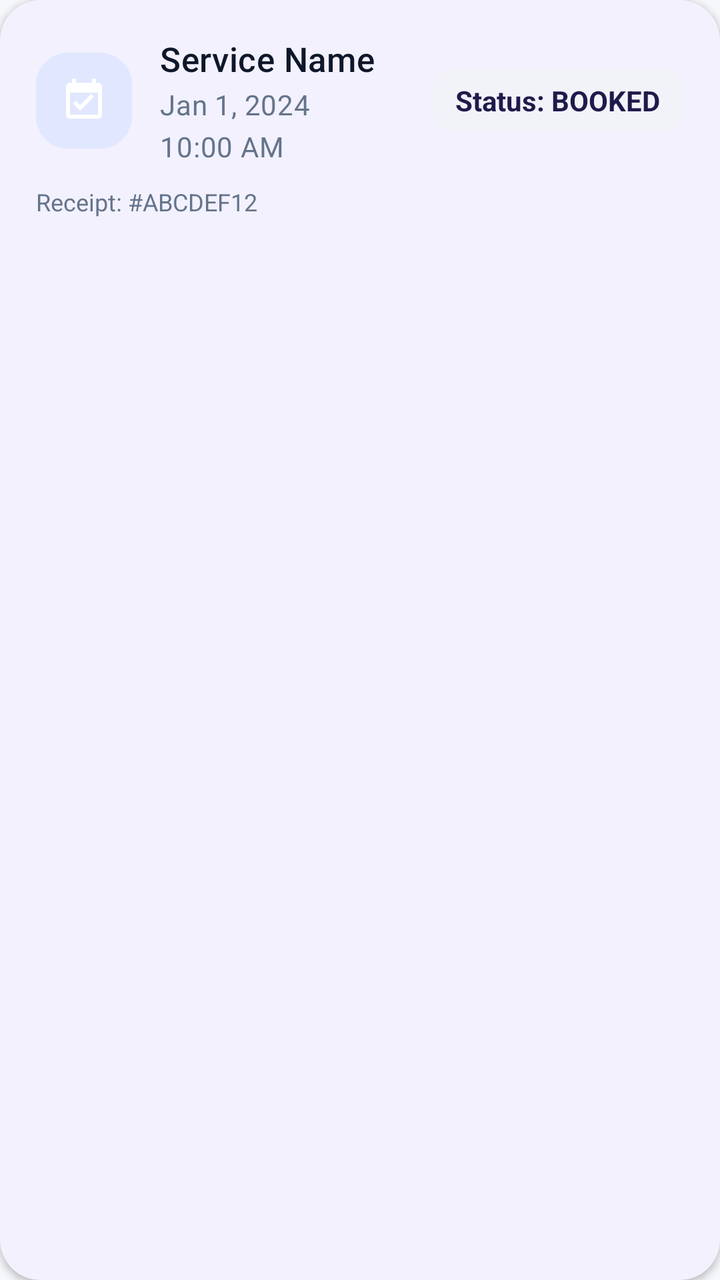
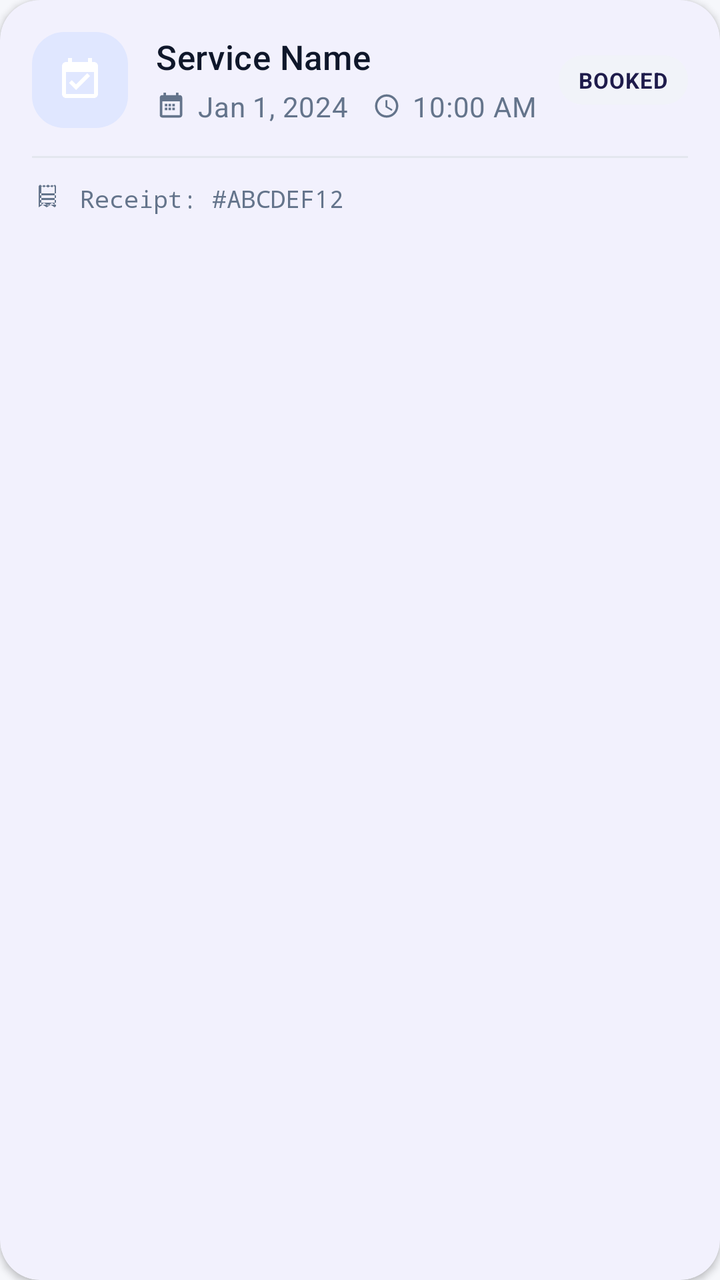

Screens rendered from an Android XML layout before and after an edit, with the pre-edit source and the edit as a unified diff.
<!-- AndroidManifest.xml: application theme Theme.Slottr -->
<!-- res/layout/item_appointment.xml -->
<?xml version="1.0" encoding="utf-8"?>
<com.google.android.material.card.MaterialCardView xmlns:android="http://schemas.android.com/apk/res/android"
    xmlns:app="http://schemas.android.com/apk/res-auto"
    style="@style/Widget.Slottr.Card"
    android:layout_width="match_parent"
    android:layout_height="wrap_content"
    android:layout_margin="12dp"
    app:cardElevation="2dp">

    <LinearLayout
        android:layout_width="match_parent"
        android:layout_height="wrap_content"
        android:orientation="vertical">

        <LinearLayout
            android:layout_width="match_parent"
            android:layout_height="wrap_content"
            android:orientation="horizontal"
            android:gravity="center_vertical">

            <ImageView
                android:id="@+id/ivApptIcon"
                android:layout_width="48dp"
                android:layout_height="48dp"
                android:background="@drawable/bg_service_icon"
                android:contentDescription="@string/my_bookings"
                android:padding="12dp"
                app:srcCompat="@drawable/ic_calendar_check"/>

            <LinearLayout
                android:layout_width="0dp"
                android:layout_height="wrap_content"
                android:layout_weight="1"
                android:layout_marginStart="14dp"
                android:orientation="vertical">

                <TextView
                    android:id="@+id/tvServiceName"
                    android:layout_width="wrap_content"
                    android:layout_height="wrap_content"
                    android:text="Service Name"
                    android:textAppearance="@style/TextAppearance.Slottr.SectionTitle"
                    android:textSize="17sp"/>

                <TextView
                    android:id="@+id/tvDate"
                    android:layout_width="wrap_content"
                    android:layout_height="wrap_content"
                    android:text="Jan 1, 2024"
                    android:textAppearance="@style/TextAppearance.Slottr.BodySmall"
                    android:layout_marginTop="2dp"/>

                <TextView
                    android:id="@+id/tvTime"
                    android:layout_width="wrap_content"
                    android:layout_height="wrap_content"
                    android:text="10:00 AM"
                    android:textAppearance="@style/TextAppearance.Slottr.BodySmall"
                    android:layout_marginTop="2dp"/>
            </LinearLayout>

            <TextView
                android:id="@+id/tvStatus"
                android:layout_width="wrap_content"
                android:layout_height="wrap_content"
                android:text="Status: BOOKED"
                android:textStyle="bold"
                android:textColor="@color/onPrimaryContainer"
                android:background="@drawable/bg_status_pill"
                android:paddingStart="12dp"
                android:paddingTop="6dp"
                android:paddingEnd="12dp"
                android:paddingBottom="6dp"/>
        </LinearLayout>

        <TextView
            android:id="@+id/tvRef"
            android:layout_width="wrap_content"
            android:layout_height="wrap_content"
            android:text="Receipt: #ABCDEF12"
            android:textSize="12sp"
            android:textColor="@color/textSecondary"
            android:layout_marginTop="10dp"/>

    </LinearLayout>

</com.google.android.material.card.MaterialCardView>
<!-- resources referenced by this layout -->
<resources>
  <color name="onPrimaryContainer">#1E1B4B</color>
  <color name="textSecondary">#64748B</color>
  <string name="my_bookings">My Bookings</string>
  <style name="TextAppearance.Slottr.BodySmall" parent="TextAppearance.Material3.BodyMedium">
          <item name="android:textColor">@color/textSecondary</item>
      </style>
  <style name="Theme.Slottr" parent="Base.Theme.Slottr" />
  <color name="primaryContainer">#E0E7FF</color>
  <color name="surfaceVariant">#F1F3F9</color>
  <color name="textPrimary">#0F172A</color>
  <color name="surface">#FFFFFF</color>
  <color name="primary">#4F46E5</color>
  <color name="onPrimary">#FFFFFF</color>
  <color name="secondary">#0891B2</color>
  <color name="onSecondary">#FFFFFF</color>
  <color name="secondaryContainer">#CFFAFE</color>
  <color name="onSecondaryContainer">#164E63</color>
  <color name="tertiary">#7C3AED</color>
  <color name="onTertiary">#FFFFFF</color>
  <color name="tertiaryContainer">#EDE9FE</color>
  <color name="onTertiaryContainer">#312E81</color>
  <color name="onSurface">#0F172A</color>
  <color name="onSurfaceVariant">#44506A</color>
  <color name="outline">#C7CDD9</color>
  <color name="outlineVariant">#E4E7EF</color>
  <color name="danger">#DC2626</color>
  <color name="dangerContainer">#FEE2E2</color>
  <color name="background">#F6F7FB</color>
  <color name="statusBar">#4F46E5</color>
  <style name="Shape.Slottr.Small" parent="ShapeAppearance.Material3.SmallComponent">
          <item name="cornerSize">12dp</item>
      </style>
  <style name="Shape.Slottr.Medium" parent="ShapeAppearance.Material3.MediumComponent">
          <item name="cornerSize">16dp</item>
      </style>
  <style name="Shape.Slottr.Large" parent="ShapeAppearance.Material3.LargeComponent">
          <item name="cornerSize">28dp</item>
      </style>
  <style name="Widget.Slottr.NavIndicator" parent="Widget.Material3.BottomNavigationView.ActiveIndicator">
          <item name="android:color">@color/primaryContainer</item>
      </style>
  <!-- unchanged entries left out for length: 11 -->
</resources>

<!-- the commit's change to res/layout/item_appointment.xml (unified diff, before → after) -->
@@ -1,10 +1,15 @@
 <?xml version="1.0" encoding="utf-8"?>
 <com.google.android.material.card.MaterialCardView xmlns:android="http://schemas.android.com/apk/res/android"
     xmlns:app="http://schemas.android.com/apk/res-auto"
-    style="@style/Widget.Slottr.Card"
+    style="@style/Widget.Slottr.Card.List"
     android:layout_width="match_parent"
     android:layout_height="wrap_content"
-    android:layout_margin="12dp"
+    android:layout_marginStart="@dimen/space_md"
+    android:layout_marginTop="@dimen/space_xs"
+    android:layout_marginEnd="@dimen/space_md"
+    android:layout_marginBottom="@dimen/space_xs"
+    android:clickable="true"
+    android:focusable="true"
     app:cardElevation="2dp">
 
     <LinearLayout
@@ -36,51 +41,100 @@
 
                 <TextView
                     android:id="@+id/tvServiceName"
-                    android:layout_width="wrap_content"
+                    android:layout_width="match_parent"
                     android:layout_height="wrap_content"
                     android:text="Service Name"
                     android:textAppearance="@style/TextAppearance.Slottr.SectionTitle"
-                    android:textSize="17sp"/>
+                    android:textSize="17sp"
+                    android:maxLines="2"
+                    android:ellipsize="end"/>
 
-                <TextView
-                    android:id="@+id/tvDate"
+                <LinearLayout
                     android:layout_width="wrap_content"
                     android:layout_height="wrap_content"
-                    android:text="Jan 1, 2024"
-                    android:textAppearance="@style/TextAppearance.Slottr.BodySmall"
-                    android:layout_marginTop="2dp"/>
+                    android:layout_marginTop="4dp"
+                    android:orientation="horizontal"
+                    android:gravity="center_vertical">
 
-                <TextView
-                    android:id="@+id/tvTime"
-                    android:layout_width="wrap_content"
-                    android:layout_height="wrap_content"
-                    android:text="10:00 AM"
-                    android:textAppearance="@style/TextAppearance.Slottr.BodySmall"
-                    android:layout_marginTop="2dp"/>
+                    <ImageView
+                        android:layout_width="15dp"
+                        android:layout_height="15dp"
+                        android:contentDescription="@null"
+                        android:src="@drawable/ic_today"
+                        app:tint="@color/textSecondary"/>
+
+                    <TextView
+                        android:id="@+id/tvDate"
+                        android:layout_width="wrap_content"
+                        android:layout_height="wrap_content"
+                        android:layout_marginStart="6dp"
+                        android:text="Jan 1, 2024"
+                        android:textAppearance="@style/TextAppearance.Slottr.BodySmall"/>
+
+                    <ImageView
+                        android:layout_width="14dp"
+                        android:layout_height="14dp"
+                        android:layout_marginStart="12dp"
+                        android:contentDescription="@null"
+                        android:src="@drawable/ic_clock"/>
+
+                    <TextView
+                        android:id="@+id/tvTime"
+                        android:layout_width="wrap_content"
+                        android:layout_height="wrap_content"
+                        android:layout_marginStart="6dp"
+                        android:text="10:00 AM"
+                        android:textAppearance="@style/TextAppearance.Slottr.BodySmall"/>
+                </LinearLayout>
             </LinearLayout>
 
             <TextView
                 android:id="@+id/tvStatus"
                 android:layout_width="wrap_content"
                 android:layout_height="wrap_content"
-                android:text="Status: BOOKED"
+                android:layout_marginStart="8dp"
+                android:text="BOOKED"
+                android:textSize="11sp"
                 android:textStyle="bold"
                 android:textColor="@color/onPrimaryContainer"
+                android:letterSpacing="0.03"
                 android:background="@drawable/bg_status_pill"
-                android:paddingStart="12dp"
-                android:paddingTop="6dp"
-                android:paddingEnd="12dp"
-                android:paddingBottom="6dp"/>
+                android:paddingStart="10dp"
+                android:paddingTop="5dp"
+                android:paddingEnd="10dp"
+                android:paddingBottom="5dp"/>
         </LinearLayout>
 
-        <TextView
-            android:id="@+id/tvRef"
-            android:layout_width="wrap_content"
+        <View
+            android:layout_width="match_parent"
+            android:layout_height="1dp"
+            android:layout_marginTop="14dp"
+            android:background="@color/divider"/>
+
+        <LinearLayout
+            android:layout_width="match_parent"
             android:layout_height="wrap_content"
-            android:text="Receipt: #ABCDEF12"
-            android:textSize="12sp"
-            android:textColor="@color/textSecondary"
-            android:layout_marginTop="10dp"/>
+            android:layout_marginTop="12dp"
+            android:orientation="horizontal"
+            android:gravity="center_vertical">
+
+            <ImageView
+                android:layout_width="16dp"
+                android:layout_height="16dp"
+                android:contentDescription="@null"
+                android:src="@drawable/ic_receipt"/>
+
+            <TextView
+                android:id="@+id/tvRef"
+                android:layout_width="0dp"
+                android:layout_height="wrap_content"
+                android:layout_weight="1"
+                android:layout_marginStart="8dp"
+                android:text="Receipt: #ABCDEF12"
+                android:textSize="12sp"
+                android:fontFamily="monospace"
+                android:textColor="@color/textSecondary"/>
+        </LinearLayout>
 
     </LinearLayout>
 
<!-- resource entries referenced after the edit -->
@@ -1,10 +1,50 @@
 <!-- resources referenced by this layout -->
 <resources>
+  <color name="divider">#E4E7EF</color>
   <color name="onPrimaryContainer">#1E1B4B</color>
   <color name="textSecondary">#64748B</color>
+  <dimen name="space_md">12dp</dimen>
+  <dimen name="space_xs">6dp</dimen>
+  <!-- drawable ic_clock (drawable) -->
+  <vector xmlns:android="http://schemas.android.com/apk/res/android"
+      android:width="24dp"
+      android:height="24dp"
+      android:viewportWidth="24"
+      android:viewportHeight="24"
+      android:tint="@color/textSecondary">
+      <path
+          android:fillColor="#FF000000"
+          android:pathData="M12,2A10,10 0,1 0,22 12,10 10,0 0,0 12,2zM12,20a8,8 0,1 1,8 -8A8,8 0,0 1,12 20zM12.5,7h-1.5v6l5.25,3.15 0.75,-1.23 -4.5,-2.67z" />
+  </vector>
+  <!-- drawable ic_receipt (drawable) -->
+  <vector xmlns:android="http://schemas.android.com/apk/res/android"
+      android:width="24dp"
+      android:height="24dp"
+      android:viewportWidth="24"
+      android:viewportHeight="24"
+      android:tint="@color/textSecondary">
+      <path
+          android:fillColor="#FF000000"
+          android:pathData="M18,17H6v-1.5h12zM18,13.5H6V12h12zM18,10H6V8.5h12zM6,2L5,3v16l3,-2 3,2 3,-2 3,2 1,-1V3l-1,-1L15,4 12,2 9,4zM17,3.5v13.5l-2,-1.33 -3,2 -3,-2 -2,1.33V3.5l2,-1.33 3,2 3,-2z" />
+  </vector>
+  <!-- drawable ic_today (drawable) -->
+  <?xml version="1.0" encoding="utf-8"?>
+  <vector xmlns:android="http://schemas.android.com/apk/res/android"
+      android:width="24dp"
+      android:height="24dp"
+      android:viewportWidth="24"
+      android:viewportHeight="24">
+      <path
+          android:fillColor="@android:color/white"
+          android:pathData="M19,3h-1V1h-2v2H8V1H6v2H5c-1.11,0 -2,0.9 -2,2v14c0,1.1 0.89,2 2,2h14c1.1,0 2,-0.9 2,-2V5c0,-1.1 -0.9,-2 -2,-2zM19,19H5V8h14v11zM7,10h2v2H7zM7,13h2v2H7zM10,10h2v2h-2zM10,13h2v2h-2zM13,10h2v2h-2zM13,13h2v2h-2z" />
+  </vector>
   <string name="my_bookings">My Bookings</string>
   <style name="TextAppearance.Slottr.BodySmall" parent="TextAppearance.Material3.BodyMedium">
           <item name="android:textColor">@color/textSecondary</item>
+      </style>
+  <style name="Widget.Slottr.Card.List" parent="Widget.Slottr.Card">
+          <item name="contentPadding">16dp</item>
+          <item name="rippleColor">@color/primaryContainer</item>
       </style>
   <style name="Theme.Slottr" parent="Base.Theme.Slottr" />
   <color name="primaryContainer">#E0E7FF</color>
